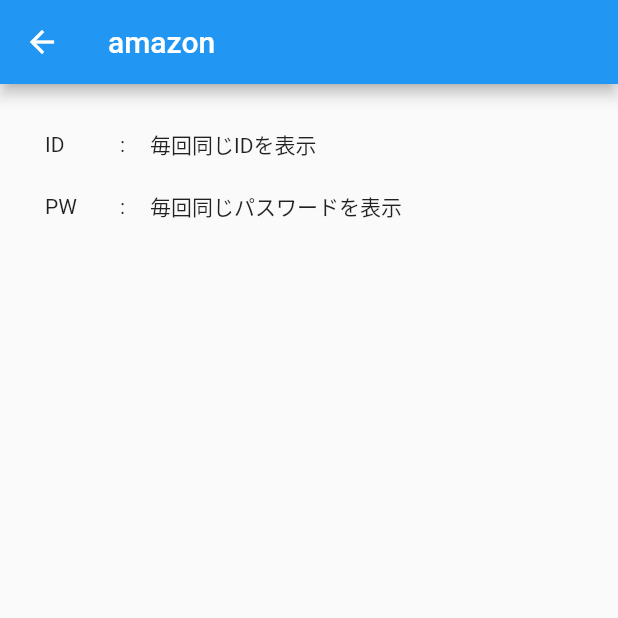
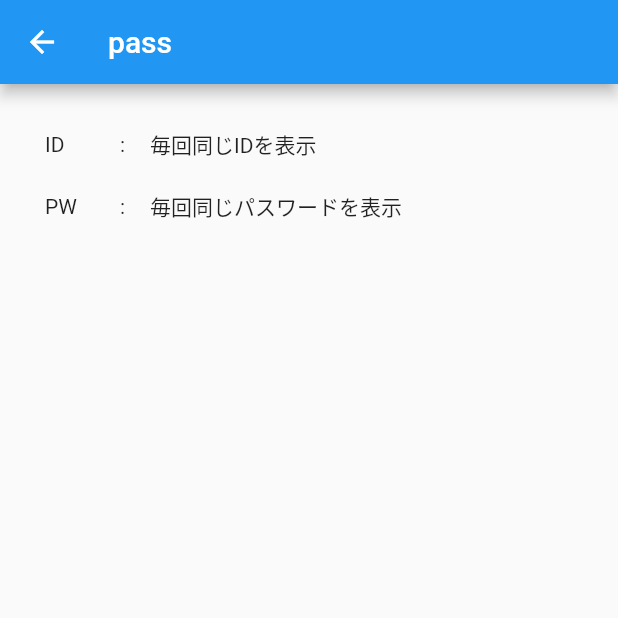
Before and after one commit to hibik17/flutter_key_administrate_app, a Flutter app: the screen it shows after launch, after a tap on "amazon", on a phone screen of 412 x 824 dp, the top half of it. Run offline on Flutter 3.47's test engine with Material 2 defaults, Android fonts, the phone set to English and light mode, and no system bars.

Commit message:
app complete

```diff
--- a/lib/main.dart
+++ b/lib/main.dart
@@ -51,7 +51,8 @@ class _MyHomePageState extends State<MyHomePage> {
                     Navigator.push(
                         context,
                         MaterialPageRoute(
-                            builder: (context) => NextPage(titleList[i])));
+                            builder: (context) =>
+                                NextPage(titleList[i], "pass")));
                   },
                   leading: Icon(Icons.vpn_key),
                   title: Text(titleList[i]),
--- a/lib/next_page.dart
+++ b/lib/next_page.dart
@@ -5,8 +5,8 @@ import 'package:flutter/material.dart';
 
 class NextPage extends StatefulWidget {
   final String title;
-
-  NextPage(this.title);
+  final String password;
+  NextPage(this.title, this.password);
 
   @override
   _NextPageState createState() => _NextPageState();
@@ -17,7 +17,7 @@ class _NextPageState extends State<NextPage> {
   Widget build(BuildContext context) {
     return Scaffold(
       appBar: AppBar(
-        title: Text(widget.title),
+        title: Text(widget.password),
       ),
       body: Padding(
         padding: const EdgeInsets.all(30),
```
